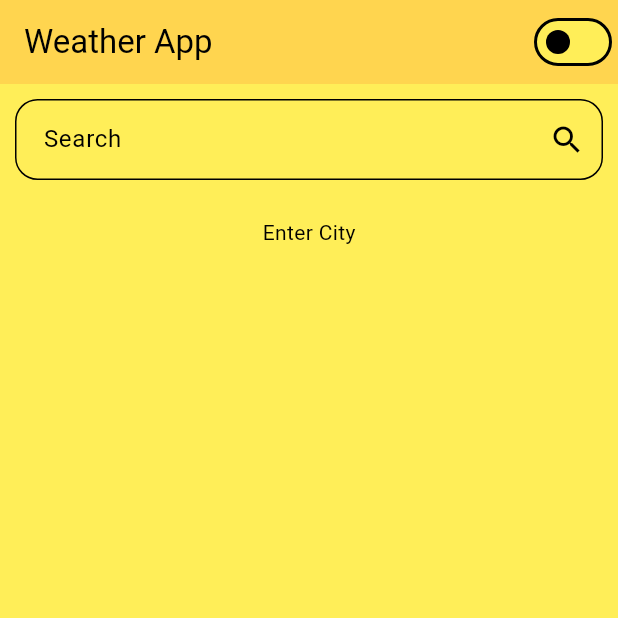
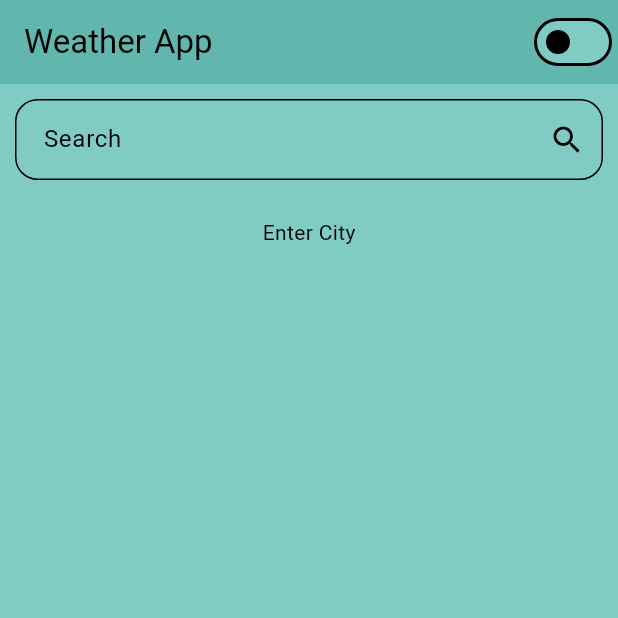
Before and after one commit to rishav16-9/Weather_Flutter, a Flutter app: the screen it shows after launch, on a phone screen of 412 x 824 dp, the top half of it. Run offline on Flutter 3.47's test engine with Material 3 defaults, Android fonts, the phone set to English and light mode, and no system bars.

Commit message:
feature: launcher icon, theme enhancement

```diff
--- a/lib/config/theme.dart
+++ b/lib/config/theme.dart
@@ -10,14 +10,14 @@ ThemeData lightMode = ThemeData(
     onPrimary: Colors.black,
     secondary: Colors.grey,
     onSecondary: Colors.black,
-    background: Colors.yellowAccent.shade100, //white70
-    surface: Colors.yellow.shade400,
+    background: Colors.teal.shade100,
+    surface: Colors.teal.shade200,
     onBackground: Colors.black,
     onError: Colors.red,
     error: Colors.red,
     onSurface: Colors.black,
   ),
-  appBarTheme: const AppBarTheme(color: Color.fromRGBO(255, 213, 79, 1)),
+  appBarTheme: const AppBarTheme(color: Color.fromARGB(255, 97, 183, 174)),
 );
 
 ThemeData darkMode = ThemeData(
--- a/pubspec.yaml
+++ b/pubspec.yaml
@@ -34,6 +34,7 @@ dependencies:
   provider: ^6.1.1
   http: ^1.2.0
   intl: ^0.17.0
+  flutter_launcher_icons: ^0.13.1
 
   # The following adds the Cupertino Icons font to your application.
   # Use with the CupertinoIcons class for iOS style icons.
@@ -50,6 +51,10 @@ dev_dependencies:
   # rules and activating additional ones.
   flutter_lints: ^2.0.0
 
+flutter_launcher_icons:
+  android: "launcher_icon"
+  ios: true
+  image_path: "assets/icon/launcher_icon.png"
 # For information on the generic Dart part of this file, see the
 # following page: https://dart.dev/tools/pub/pubspec
 
```
Also changed, not shown: assets/icon/launcher_icon.png (added), pubspec.lock, 27 other files.
